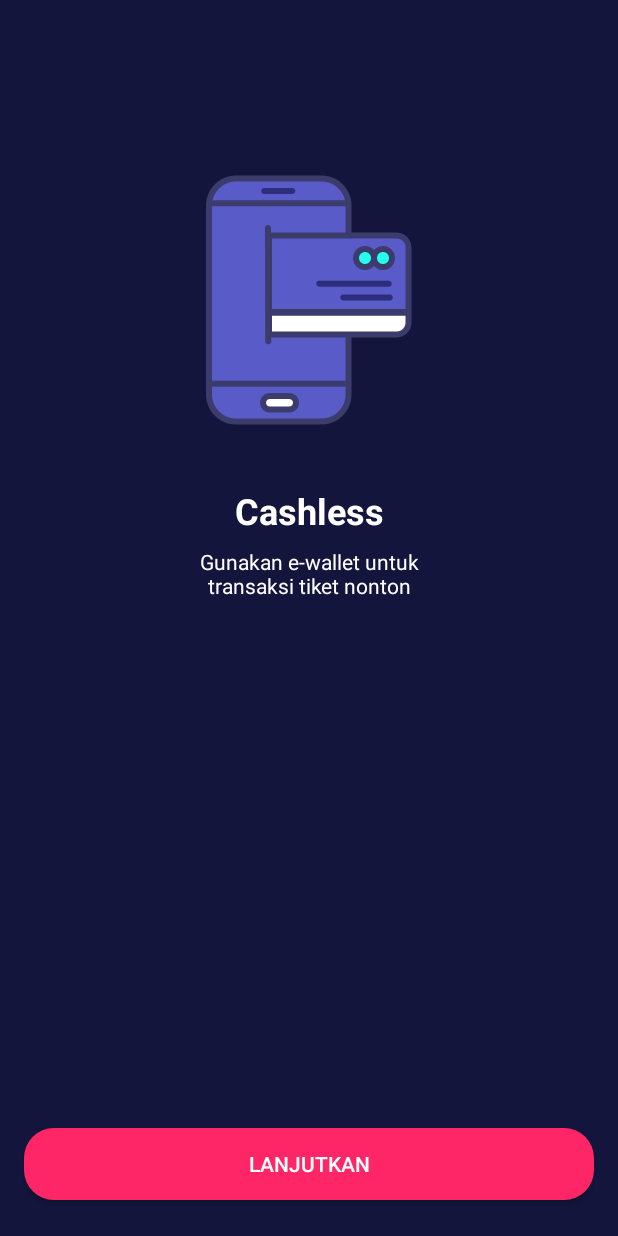
After one commit to fajartd02/MOV, an Android app: the OnboardingThreeActivity screen opened directly, with no data from a screen before it, on a phone screen of 412 x 824 dp. The commit adds this screen. Run offline under Robolectric (Android 15) with nearby library versions, the phone set to English and light mode, and no system bars.

Commit message:
UI XML onboarding 3 & Onboarding Activity on manifest

```diff
--- a/app/src/main/AndroidManifest.xml
+++ b/app/src/main/AndroidManifest.xml
@@ -13,6 +13,12 @@
             android:name=".onboarding.OnboardingOneActivity"
             android:exported="true" />
         <activity
+            android:name=".onboarding.OnboardingTwoActivity"
+            android:exported="true" />
+        <activity
+            android:name=".onboarding.OnboardingThreeActivity"
+            android:exported="true" />
+        <activity
             android:name=".SplashScreenActivity"
             android:exported="true">
             <intent-filter>
--- /dev/null
+++ b/app/src/main/java/com/fajar/mov/onboarding/OnboardingThreeActivity.kt
@@ -0,0 +1,12 @@
+package com.fajar.mov.onboarding
+
+import androidx.appcompat.app.AppCompatActivity
+import android.os.Bundle
+import com.fajar.mov.R
+
+class OnboardingThreeActivity : AppCompatActivity() {
+    override fun onCreate(savedInstanceState: Bundle?) {
+        super.onCreate(savedInstanceState)
+        setContentView(R.layout.activity_onboarding_three)
+    }
+}
--- /dev/null
+++ b/app/src/main/java/com/fajar/mov/onboarding/OnboardingTwoActivity.kt
@@ -0,0 +1,12 @@
+package com.fajar.mov.onboarding
+
+import androidx.appcompat.app.AppCompatActivity
+import android.os.Bundle
+import com.fajar.mov.R
+
+class OnboardingTwoActivity : AppCompatActivity() {
+    override fun onCreate(savedInstanceState: Bundle?) {
+        super.onCreate(savedInstanceState)
+        setContentView(R.layout.activity_onboarding_two)
+    }
+}
--- /dev/null
+++ b/app/src/main/res/layout/activity_onboarding_three.xml
@@ -0,0 +1,62 @@
+<?xml version="1.0" encoding="utf-8"?>
+<androidx.constraintlayout.widget.ConstraintLayout xmlns:android="http://schemas.android.com/apk/res/android"
+    xmlns:app="http://schemas.android.com/apk/res-auto"
+    xmlns:tools="http://schemas.android.com/tools"
+    android:layout_width="match_parent"
+    android:layout_height="match_parent"
+    android:background="@color/colorBlue"
+    tools:context=".onboarding.OnboardingOneActivity">
+
+    <Button
+        android:id="@+id/button4"
+        android:layout_width="0dp"
+        android:layout_height="wrap_content"
+        android:layout_marginStart="16dp"
+        android:layout_marginEnd="16dp"
+        android:layout_marginBottom="24dp"
+        android:background="@drawable/shape_rectangle_pink"
+        android:text="@string/lanjutkan"
+        android:textColor="@color/colorWhite"
+        app:layout_constraintBottom_toBottomOf="parent"
+        app:layout_constraintEnd_toEndOf="parent"
+        app:layout_constraintStart_toStartOf="parent" />
+
+    <ImageView
+        android:id="@+id/imageView2"
+        android:layout_width="200dp"
+        android:layout_height="200dp"
+        android:layout_marginTop="100dp"
+        app:layout_constraintEnd_toEndOf="parent"
+        app:layout_constraintHorizontal_bias="0.497"
+        app:layout_constraintStart_toStartOf="parent"
+        app:layout_constraintTop_toTopOf="parent"
+        app:srcCompat="@drawable/onboardingthree" />
+
+    <TextView
+        android:id="@+id/textView"
+        android:layout_width="wrap_content"
+        android:layout_height="wrap_content"
+        android:layout_marginTop="24dp"
+        android:text="@string/cashless"
+        android:textColor="@color/colorWhite"
+        android:textSize="24sp"
+        android:textStyle="bold"
+        app:layout_constraintEnd_toEndOf="parent"
+        app:layout_constraintStart_toStartOf="parent"
+        app:layout_constraintTop_toBottomOf="@+id/imageView2" />
+
+    <TextView
+        android:id="@+id/textView2"
+        android:layout_width="wrap_content"
+        android:layout_height="wrap_content"
+        android:layout_marginStart="16dp"
+        android:layout_marginTop="8dp"
+        android:layout_marginEnd="16dp"
+        android:gravity="center"
+        android:text="@string/cashless_desc"
+        android:textColor="@color/colorWhite"
+        app:layout_constraintEnd_toEndOf="parent"
+        app:layout_constraintStart_toStartOf="parent"
+        app:layout_constraintTop_toBottomOf="@+id/textView" />
+
+</androidx.constraintlayout.widget.ConstraintLayout>
--- a/app/src/main/res/values/strings.xml
+++ b/app/src/main/res/values/strings.xml
@@ -6,4 +6,6 @@
     <string name="now_playing_desc">Lebih mudah untuk mengetahui\nfilm yang sedang tampil</string>
     <string name="pre_sale">Pre Sale</string>
     <string name="pre_sale_desc">Tidak khawatir ketinggalan\nupdate film terbaru</string>
+    <string name="cashless">Cashless</string>
+    <string name="cashless_desc">Gunakan e-wallet untuk\ntransaksi tiket nonton</string>
 </resources>
```
